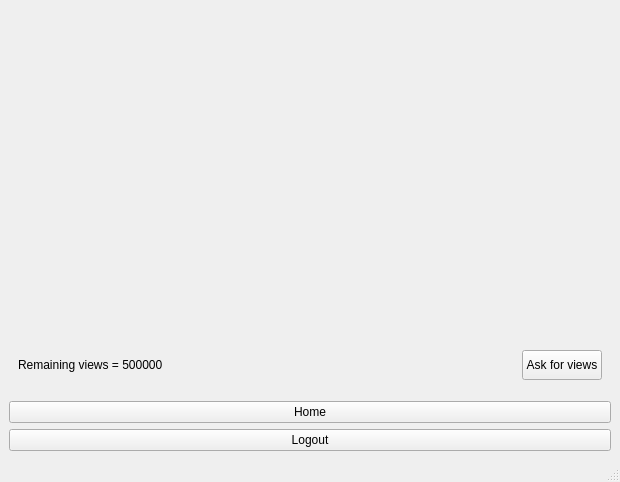
Old version of the form viewphotowindow.ui in the repository osamahammad21/Distributed.
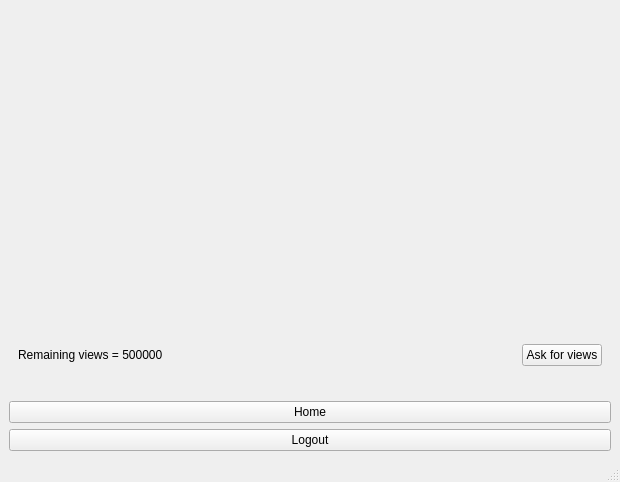
New version of the form.

The edit to the form file:
```diff
--- a/viewphotowindow.ui
+++ b/viewphotowindow.ui
@@ -107,6 +107,13 @@
          </item>
         </layout>
        </item>
+       <item>
+        <widget class="QLabel" name="label_status">
+         <property name="text">
+          <string/>
+         </property>
+        </widget>
+       </item>
       </layout>
      </widget>
     </item>
```
